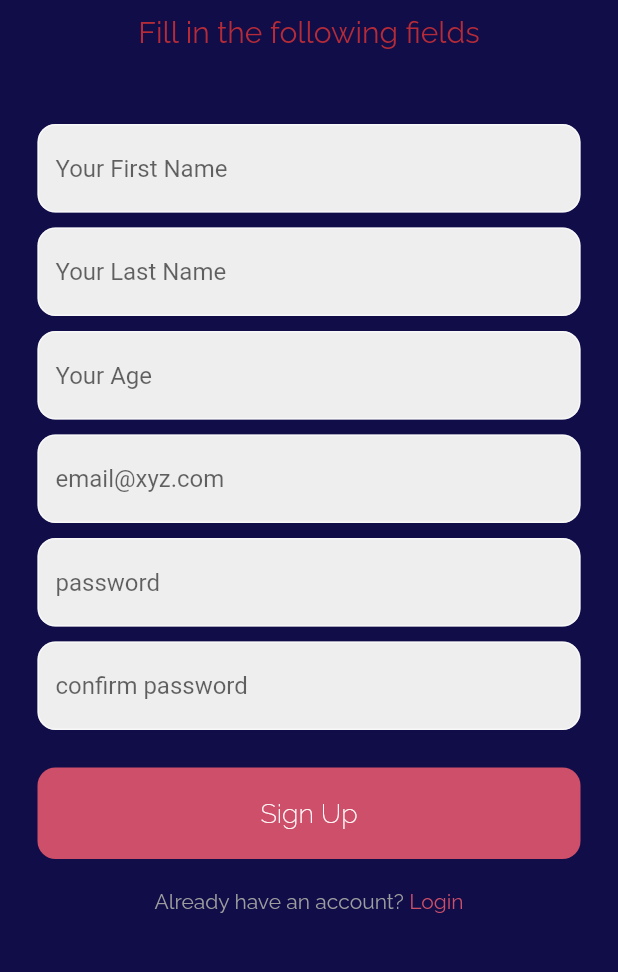
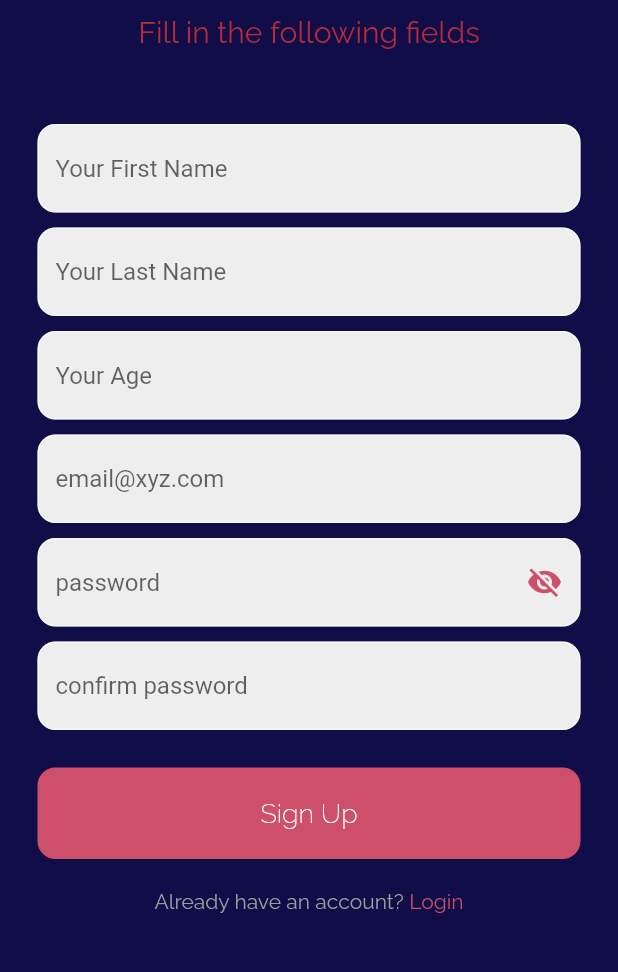
Before and after one commit to azwarshariq/PALANTIR, a Flutter app: the screen it shows after launch, after a tap on "Register now", on a phone screen of 412 x 824 dp, the part 206-1178 px from its top. Run offline on Flutter 3.47's test engine with Material 2 defaults, Android fonts, the phone set to English and light mode, and no system bars; our stand-ins replace cloud_firestore, dropdown_search, firebase_auth, firebase_core, firebase_storage, google_fonts and 1 more; missing offline and left inert: popup_card; accounts and stored records are empty; network calls fail.

```diff
--- a/lib/pages/login_page.dart
+++ b/lib/pages/login_page.dart
@@ -7,14 +7,21 @@ class LoginPage extends StatefulWidget {
   final VoidCallback showRegisterPage;
   const LoginPage({Key? key, required this.showRegisterPage}) : super(key: key);
 
+
   @override
   State<LoginPage> createState() => _LoginPageState();
 }
-
 class _LoginPageState extends State<LoginPage> {
   //Text Controllers
   final _emailController = TextEditingController();
   final _passwordController = TextEditingController();
+  bool _passwordVisible = false;
+
+
+  @override
+  void initState() {
+    _passwordVisible = false;
+  }
 
   Future signIn() async {
 
@@ -99,6 +106,11 @@ class _LoginPageState extends State<LoginPage> {
                         hintText: 'email@xyz.com',
                         fillColor: Colors.grey[200],
                         filled: true,
+                        prefixIcon: Icon(
+                          Icons.person,
+                          size: 24,
+                          color:const Color(0xFFCD4F69),
+                        ),
                       ),
                     ),
                   ),
@@ -110,9 +122,11 @@ class _LoginPageState extends State<LoginPage> {
                   Padding(
                     padding: const EdgeInsets.symmetric(horizontal: 25.0),
                     child: TextField(
-                      obscureText: true,
+                      obscureText: !_passwordVisible,
+                      keyboardType: TextInputType.visiblePassword,
                       controller: _passwordController,
                       decoration: InputDecoration(
+                        floatingLabelBehavior: FloatingLabelBehavior.never,
                         enabledBorder: OutlineInputBorder(
                             borderSide: BorderSide(color: Colors.white60),
                             borderRadius: BorderRadius.circular(12)
@@ -124,6 +138,26 @@ class _LoginPageState extends State<LoginPage> {
                         hintText: 'password',
                         fillColor: Colors.grey[200],
                         filled: true,
+                        prefixIcon: Icon(
+                          Icons.lock_rounded,
+                          size: 24,
+                          color:const Color(0xFFCD4F69),
+                        ),
+                        suffixIcon: IconButton(
+                          icon: Icon(
+                            // Based on passwordVisible state choose the icon
+                            _passwordVisible
+                              ? Icons.visibility
+                              : Icons.visibility_off,
+                            color:const Color(0xFFCD4F69),
+                          ),
+                          onPressed: () {
+                            // Update the state i.e. toggle the state of passwordVisible variable
+                            setState(() {
+                              _passwordVisible = !_passwordVisible;
+                            });
+                          },
+                        ),
                       ),
                     ),
                   ),
--- a/lib/pages/register_page.dart
+++ b/lib/pages/register_page.dart
@@ -19,6 +19,13 @@ class _RegisterPageState extends State<RegisterPage> {
   final _firstNameController = TextEditingController();
   final _lastNameController = TextEditingController();
   final _ageController = TextEditingController();
+  bool _passwordVisible = false;
+
+
+  @override
+  void initState() {
+    _passwordVisible = false;
+  }
 
   Future signUp() async {
     if (passwordConfirmed()) {
@@ -215,7 +222,7 @@ class _RegisterPageState extends State<RegisterPage> {
                     Padding(
                       padding: const EdgeInsets.symmetric(horizontal: 25.0),
                       child: TextField(
-                        obscureText: true,
+                        obscureText: !_passwordVisible,
                         controller: _passwordController,
                         decoration: InputDecoration(
                           enabledBorder: OutlineInputBorder(
@@ -229,6 +236,21 @@ class _RegisterPageState extends State<RegisterPage> {
                           hintText: 'password',
                           fillColor: Colors.grey[200],
                           filled: true,
+                          suffixIcon: IconButton(
+                            icon: Icon(
+                              // Based on passwordVisible state choose the icon
+                              _passwordVisible
+                                  ? Icons.visibility
+                                  : Icons.visibility_off,
+                              color:const Color(0xFFCD4F69),
+                            ),
+                            onPressed: () {
+                              // Update the state i.e. toggle the state of passwordVisible variable
+                              setState(() {
+                                _passwordVisible = !_passwordVisible;
+                              });
+                            },
+                          ),
                         ),
                       ),
                     ),
```
Also changed, not shown: icon/logo.png, 6 other files.
